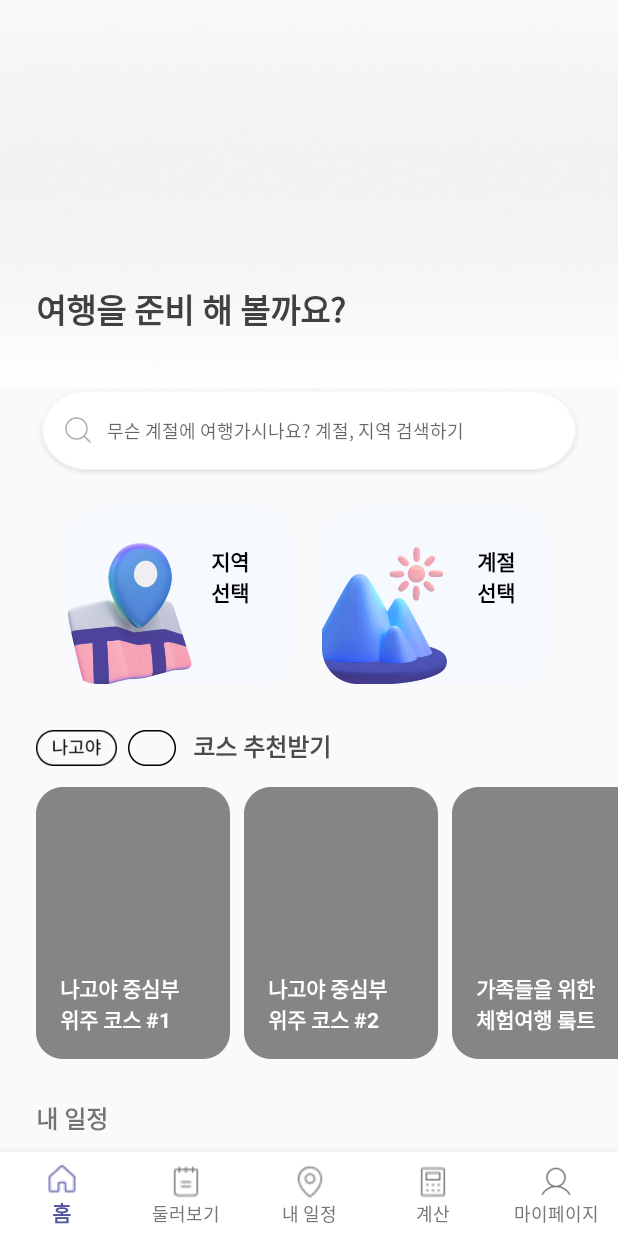
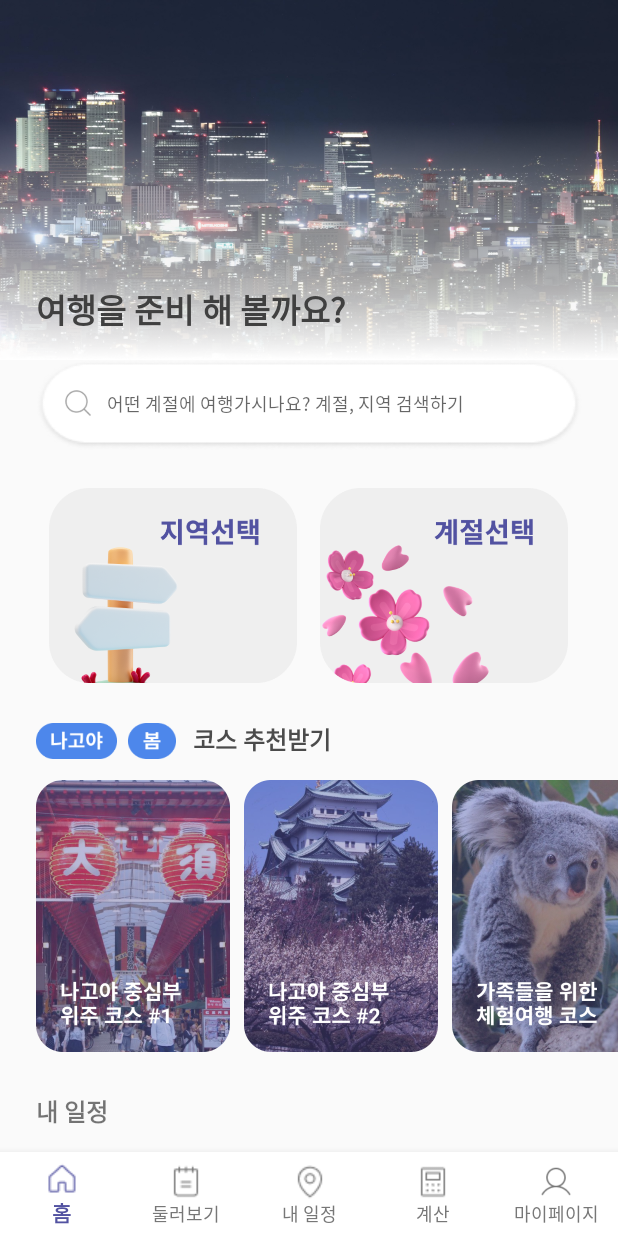
Before and after one commit to moon12-3/BaRoad, an Android app: the screen it shows after launch once a user with an empty profile is signed in (MainActivity), on a phone screen of 412 x 824 dp. Run offline under Robolectric (Android 15) with nearby library versions, the phone set to English and light mode, and no system bars; our stand-ins replace Firebase (no records; nobody signed in at launch, a user with empty details on screens opened directly).

Commit message:
메인페이지 수정

```diff
--- a/app/src/main/res/layout/fragment_main.xml
+++ b/app/src/main/res/layout/fragment_main.xml
@@ -23,9 +23,9 @@
 
                 <ImageView
                     android:layout_width="match_parent"
-                    android:layout_height="wrap_content"
+                    android:layout_height="240dp"
                     android:scaleType="fitXY"
-                    android:src="@drawable/homeback"
+                    android:src="@drawable/main_bg"
                     app:layout_constraintTop_toTopOf="parent" />
 
                 <TextView
@@ -74,82 +74,31 @@
                         android:layout_marginTop="20dp"
                         android:background="@android:color/transparent"
                         android:focusable="true"
-                        android:hint="무슨 계절에 여행가시나요? 계절, 지역 검색하기"
+                        android:hint="어떤 계절에 여행가시나요? 계절, 지역 검색하기"
                         android:singleLine="true"
                         android:textColor="#A1A1A1"
                         android:textSize="12dp" />
                 </FrameLayout>
             </FrameLayout>
 
-            <FrameLayout
+            <LinearLayout
                 android:layout_width="match_parent"
-                android:layout_height="wrap_content">
-
-                <FrameLayout
-                    android:layout_width="wrap_content"
-                    android:layout_height="wrap_content">
-
-                    <ImageButton
-                        android:id="@+id/local_btn"
-                        android:layout_width="153dp"
-                        android:layout_height="118dp"
-                        android:layout_marginLeft="44dp"
-                        android:layout_marginTop="20dp"
-                        android:background="@drawable/choice_btn" />
-
-                    <ImageView
-                        android:layout_width="145dp"
-                        android:layout_height="120dp"
-                        android:layout_gravity="right"
-                        android:layout_marginTop="22dp"
-                        android:layout_marginRight="10dp"
-                        android:src="@drawable/local_btn" />
-
-                    <TextView
-                        android:layout_width="wrap_content"
-                        android:layout_height="wrap_content"
-                        android:layout_gravity="right"
-                        android:layout_marginTop="46dp"
-                        android:layout_marginRight="28dp"
-                        android:text="지역 \n선택"
-                        android:textColor="#000000"
-                        android:textSize="14dp"
-                        android:textStyle="bold" />
-                </FrameLayout>
-
-                <FrameLayout
-                    android:layout_width="wrap_content"
-                    android:layout_height="wrap_content"
-                    android:layout_gravity="right">
-
-                    <ImageButton
-                        android:id="@+id/season_btn"
-                        android:layout_width="153dp"
-                        android:layout_height="118dp"
-                        android:layout_gravity="right"
-                        android:layout_marginTop="20dp"
-                        android:layout_marginRight="44dp"
-                        android:background="@drawable/choice_btn" />
-
-                    <ImageView
-                        android:layout_width="145dp"
-                        android:layout_height="120dp"
-                        android:layout_gravity="left"
-                        android:layout_marginTop="22dp"
-                        android:src="@drawable/season_btn" />
-
-                    <TextView
-                        android:layout_width="wrap_content"
-                        android:layout_height="wrap_content"
-                        android:layout_gravity="right"
-                        android:layout_marginTop="46dp"
-                        android:layout_marginRight="65dp"
-                        android:text="계절 \n선택"
-                        android:textColor="#000000"
-                        android:textSize="14dp"
-                        android:textStyle="bold" />
-                </FrameLayout>
-            </FrameLayout>
+                android:layout_height="wrap_content"
+                android:orientation="horizontal"
+                android:layout_marginLeft="24dp"
+                android:layout_marginRight="24dp"
+                android:layout_marginTop="25dp"
+                android:gravity="center">
+                <Button
+                    android:layout_width="165dp"
+                    android:layout_height="130dp"
+                    android:background="@drawable/main_localbtn"/>
+                <Button
+                    android:layout_width="165dp"
+                    android:layout_height="130dp"
+                    android:layout_marginLeft="15dp"
+                    android:background="@drawable/main_seasonbtn"/>
+            </LinearLayout>
 
             <LinearLayout
                 android:layout_width="match_parent"
@@ -188,69 +137,27 @@
                     android:layout_width="match_parent"
                     android:layout_height="wrap_content"
                     android:layout_marginTop="14dp">
-
-                    <FrameLayout
-                        android:layout_width="wrap_content"
-                        android:layout_height="wrap_content">
-
                         <ImageButton
                             android:layout_width="129dp"
                             android:layout_height="181dp"
                             android:layout_marginLeft="24dp"
-                            android:background="@drawable/course" />
-
-                        <TextView
-                            android:layout_width="wrap_content"
-                            android:layout_height="match_parent"
-                            android:layout_gravity="bottom"
-                            android:layout_marginLeft="40dp"
-                            android:layout_marginBottom="16dp"
-                            android:text="나고야 중심부\n위주 코스 #1"
-                            android:textColor="#ffffff"
-                            android:textStyle="bold" />
-                    </FrameLayout>
-
-                    <FrameLayout
-                        android:layout_width="wrap_content"
-                        android:layout_height="wrap_content">
-
+                            android:background="@drawable/main_post1" />
                         <ImageButton
                             android:layout_width="129dp"
                             android:layout_height="181dp"
                             android:layout_marginLeft="9dp"
-                            android:background="@drawable/course" />
+                            android:background="@drawable/main_post2" />
+                    <ImageButton
+                        android:layout_width="129dp"
+                        android:layout_height="181dp"
+                        android:layout_marginLeft="9dp"
+                        android:background="@drawable/main_post3" />
+                    <ImageButton
+                        android:layout_width="129dp"
+                        android:layout_height="181dp"
+                        android:layout_marginLeft="9dp"
+                        android:background="@drawable/main_post4" />
 
-                        <TextView
-                            android:layout_width="wrap_content"
-                            android:layout_height="match_parent"
-                            android:layout_gravity="bottom"
-                            android:layout_marginLeft="25dp"
-                            android:layout_marginBottom="16dp"
-                            android:text="나고야 중심부\n위주 코스 #2"
-                            android:textColor="#ffffff"
-                            android:textStyle="bold" />
-                    </FrameLayout>
-
-                    <FrameLayout
-                        android:layout_width="wrap_content"
-                        android:layout_height="wrap_content">
-
-                        <ImageButton
-                            android:layout_width="129dp"
-                            android:layout_height="181dp"
-                            android:layout_marginLeft="9dp"
-                            android:background="@drawable/course" />
-
-                        <TextView
-                            android:layout_width="wrap_content"
-                            android:layout_height="match_parent"
-                            android:layout_gravity="bottom"
-                            android:layout_marginLeft="25dp"
-                            android:layout_marginBottom="16dp"
-                            android:text="가족들을 위한\n체험여행 뤀트"
-                            android:textColor="#ffffff"
-                            android:textStyle="bold" />
-                    </FrameLayout>
                 </LinearLayout>
             </HorizontalScrollView>
 
```
Also changed, not shown: app/src/main/res/drawable/choice_btn.png (deleted), app/src/main/res/drawable/homeback.png (deleted), app/src/main/res/drawable/local.png, app/src/main/res/drawable/local_btn.png (deleted), app/src/main/res/drawable/main_bg.png (added), app/src/main/res/drawable/main_localbtn.png (added), app/src/main/res/drawable/main_post1.png (added), app/src/main/res/drawable/main_post2.png (added), app/src/main/res/drawable/main_post3.png (added), app/src/main/res/drawable/main_post4.png (added), app/src/main/res/drawable/main_seasonbtn.png (added), app/src/main/res/drawable/season.png, app/src/main/res/drawable/season_btn.png (deleted).
